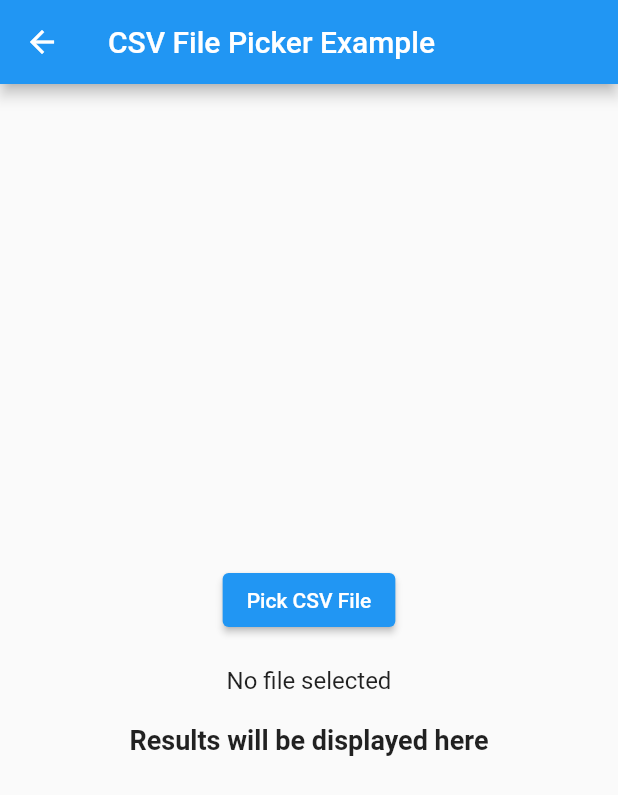
After one commit to gmtfrombc/vitality_program_data, a Flutter app: the FilePickerDemo screen opened directly, after a tap on "Pick CSV File", on a phone screen of 412 x 824 dp. The commit adds this screen. Shown: the top 795 px of the screen. Run offline on Flutter 3.47's test engine with Material 2 defaults, Android fonts, the phone set to English and light mode, and no system bars; our stand-ins replace file_picker.

Commit message:
added file picker

```diff
--- a/lib/main.dart
+++ b/lib/main.dart
@@ -1,8 +1,15 @@
 import 'package:flutter/material.dart';
+import 'package:pm_data_analysis/models/result_model.dart';
 import 'package:pm_data_analysis/screens/home_screen.dart';
+import 'package:provider/provider.dart';
 
 void main() {
-  runApp(const MyApp());
+  runApp(
+    ChangeNotifierProvider(
+      create: (context) => ResultModel(),
+      child: const MyApp(),
+    ),
+  );
 }
 
 class MyApp extends StatelessWidget {
--- /dev/null
+++ b/lib/models/result_model.dart
@@ -0,0 +1,19 @@
+import 'package:flutter/material.dart';
+
+class ResultModel with ChangeNotifier {
+  String? _fileName;
+  String? _results;
+
+  String? get results => _results;
+  String? get filename => _fileName;
+
+  void setFilename(String fileName) {
+    _fileName = filename;
+    notifyListeners();
+  }
+
+  void setResults(String fileName) {
+    _results = results;
+    notifyListeners();
+  }
+}
--- /dev/null
+++ b/lib/screens/file_picker_demo.dart
@@ -0,0 +1,77 @@
+import 'dart:convert';
+
+import 'package:file_picker/file_picker.dart';
+import 'package:flutter/material.dart';
+import 'package:pm_data_analysis/models/result_model.dart';
+import 'package:provider/provider.dart';
+
+class FilePickerDemo extends StatefulWidget {
+  const FilePickerDemo({super.key});
+
+  @override
+  State<FilePickerDemo> createState() => _FilePickerDemoState();
+}
+
+class _FilePickerDemoState extends State<FilePickerDemo> {
+  Future<void> _pickFile() async {
+    final resultModel = Provider.of<ResultModel>(context, listen: false);
+
+    FilePickerResult? result = await FilePicker.platform.pickFiles(
+      type: FileType.custom,
+      allowedExtensions: ['csv'],
+    );
+
+    if (result != null) {
+      PlatformFile file = result.files.first;
+      final fileBytes = file.bytes;
+      final csvContent = utf8.decode(fileBytes!);
+      //use provider to set file and results
+      resultModel.setFilename(file.name);
+      final numberOfParticipants = _processCsvContent(csvContent);
+      resultModel.setResults(file.name);
+
+      // TODO: Implement the CSV file reading and processing logic
+    } else {
+      // User canceled the picker
+    }
+  }
+
+  int _processCsvContent(String csvContent) {
+    return 50;
+  }
+
+  @override
+  Widget build(BuildContext context) {
+    return Scaffold(
+      appBar: AppBar(
+        title: const Text('CSV File Picker Example'),
+      ),
+      body: Center(
+        child: Column(
+          mainAxisAlignment: MainAxisAlignment.center,
+          children: <Widget>[
+            ElevatedButton(
+              onPressed: _pickFile,
+              child: const Text('Pick CSV File'),
+            ),
+            const SizedBox(height: 20),
+            Consumer<ResultModel>(
+              builder: (context, resultModel, child) => Text(
+                resultModel.filename ?? 'No file selected',
+                style: const TextStyle(fontSize: 16),
+              ),
+            ),
+            const SizedBox(height: 20),
+            Consumer<ResultModel>(
+              builder: (context, resultModel, child) => Text(
+                resultModel.results ?? 'Results will be displayed here',
+                style:
+                    const TextStyle(fontSize: 18, fontWeight: FontWeight.bold),
+              ),
+            ),
+          ],
+        ),
+      ),
+    );
+  }
+}
--- a/pubspec.yaml
+++ b/pubspec.yaml
@@ -35,6 +35,8 @@ dependencies:
   # The following adds the Cupertino Icons font to your application.
   # Use with the CupertinoIcons class for iOS style icons.
   cupertino_icons: ^1.0.2
+  file_picker: ^6.1.1
+  provider: ^6.1.0
 
 dev_dependencies:
   flutter_test:
```
Also changed, not shown: pubspec.lock.
